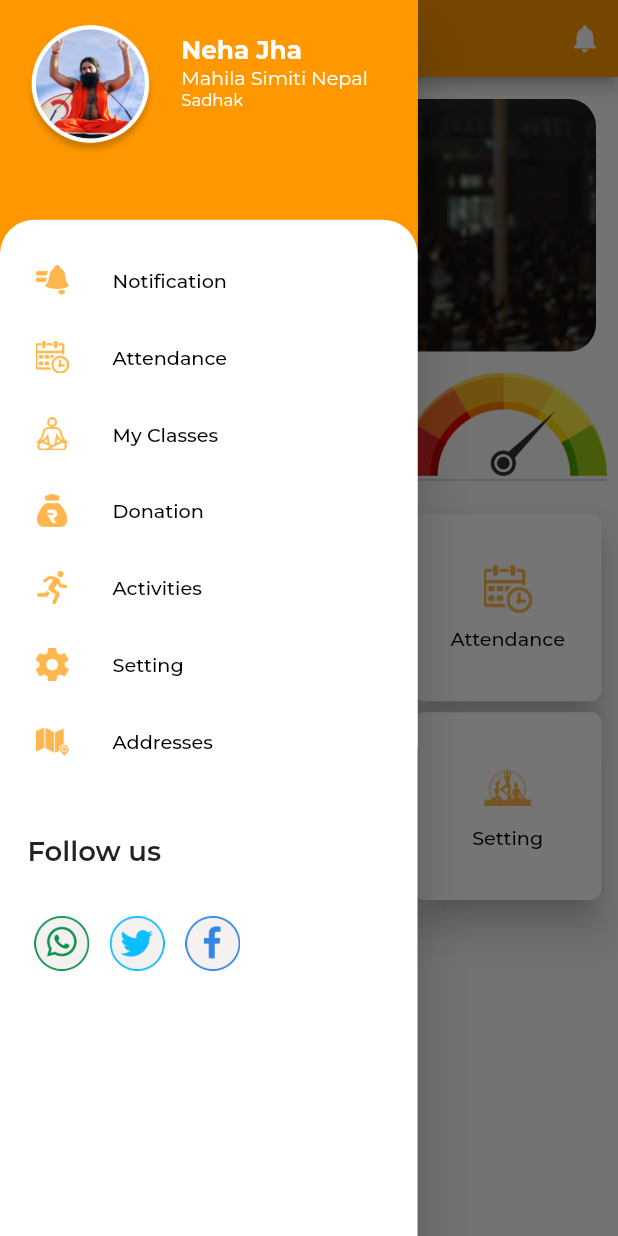
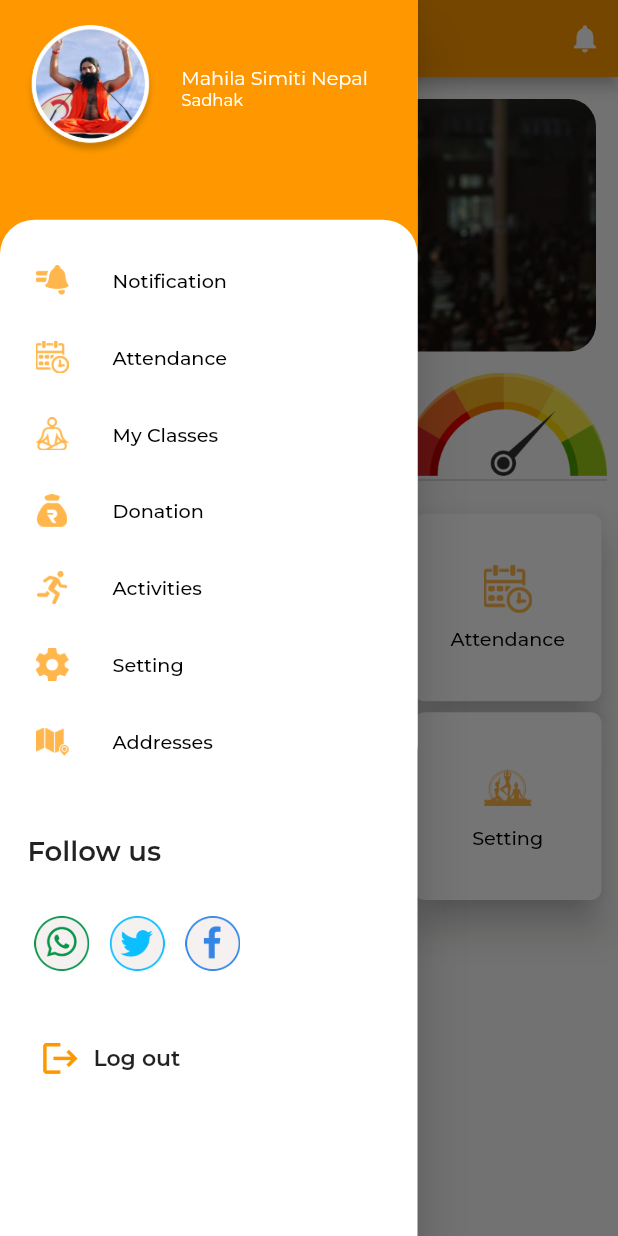
Before and after one commit to knehajha/pyp_nepal_flutter, a Flutter app: the Dashboard screen opened directly, with the side drawer open, on a phone screen of 412 x 824 dp. Run offline on Flutter 3.47's test engine with Material 2 defaults, Android fonts, the phone set to English and light mode, and no system bars; drawn by our look-alikes of carousel_slider; our stand-ins replace csc_picker, flutter_rating_bar, flutter_svg, flutter_switch, flutter_toggle_tab, get and 5 more; missing offline and left inert: country_state_city_picker, google_maps_place_picker_mb; accounts and stored records are empty; statements that could not run were skipped.

```diff
--- a/lib/dashboard/dashboard.dart
+++ b/lib/dashboard/dashboard.dart
@@ -1,13 +1,18 @@
 import 'package:carousel_slider/carousel_slider.dart';
 import 'package:flutter/cupertino.dart';
 import 'package:flutter/material.dart';
+import 'package:get/get.dart';
+import 'package:get/get_core/src/get_main.dart';
 import 'package:google_fonts/google_fonts.dart';
 import 'package:pyp_nepal/attendance/attendance.dart';
+import 'package:pyp_nepal/auth/login.dart';
 import 'package:pyp_nepal/donation/donation.dart';
 import 'package:pyp_nepal/myclasses/myClasses.dart';
+import 'package:pyp_nepal/util/app_preference.dart';
 import 'package:pyp_nepal/util/widgetUtil.dart';
 
 import '../nearby_classses/nbClasses.dart';
+import '../network/model/login_model.dart';
 import 'menuItem.dart';
 
 class Dashboard extends StatefulWidget {
@@ -18,6 +23,7 @@ class Dashboard extends StatefulWidget {
 }
 
 class _DashboardState extends State<Dashboard> {
+  User? user;
   final List<GridItem> _menuList = [
    GridItem("Notification", "assets/images/notification.png"),
     GridItem("Attendance", "assets/images/attendance.png"),
@@ -57,6 +63,13 @@ class _DashboardState extends State<Dashboard> {
   }
 
   @override
+  void initState() {
+    // TODO: implement initState
+    super.initState();
+    user = getProfile();
+  }
+
+  @override
   Widget build(BuildContext context) {
     return Scaffold(
       backgroundColor: const Color(0xffF7F8F6),
@@ -89,9 +102,9 @@ class _DashboardState extends State<Dashboard> {
                         crossAxisAlignment: CrossAxisAlignment.start,
                         children: [
                           const SizedBox(height: 10,),
-                          Text("Neha Jha", style: GoogleFonts.montserrat(color:Colors.white, fontSize: 18, fontWeight: FontWeight.w700),),
-                          Text("Mahila Simiti Nepal", style: GoogleFonts.montserrat(color:Colors.white, fontSize: 14, fontWeight: FontWeight.w400),),
-                          Text("Sadhak", style: GoogleFonts.montserrat(color:Colors.white, fontSize: 12, fontWeight: FontWeight.w400),)
+                          Text("${user?.name}", style: GoogleFonts.montserrat(color:Colors.white, fontSize: 18, fontWeight: FontWeight.w700), overflow: TextOverflow.ellipsis,),
+                          Text("Mahila Simiti Nepal", style: GoogleFonts.montserrat(color:Colors.white, fontSize: 14, fontWeight: FontWeight.w400), overflow: TextOverflow.ellipsis,),
+                          Text("Sadhak", style: GoogleFonts.montserrat(color:Colors.white, fontSize: 12, fontWeight: FontWeight.w400), overflow: TextOverflow.ellipsis,)
                         ],
                       )
                     ],
@@ -145,7 +158,7 @@ class _DashboardState extends State<Dashboard> {
                   ),
                   const SizedBox(height: 35),
                   Row(
-                    children: const [
+                    children:  const [
                       SizedBox(width: 25),
                       Image(
                         image: AssetImage("assets/images/whatsapp.png"),
@@ -165,8 +178,43 @@ class _DashboardState extends State<Dashboard> {
                         height: 40,
                         width: 40,
                       ),
+                      SizedBox(height: 20,),
+
                     ],
-                  )
+                  ),
+                const SizedBox(height: 40,),
+                  Column(
+                      children: [
+                        Padding(
+                          padding: const EdgeInsets.only(left: 20),
+                          child: Row(
+                            children:  [
+                              IconButton(
+                                icon: const Icon(
+                                  Icons.logout,size: 30,color: Colors.orange,
+                                ),
+                                onPressed: () {
+                                 // logout();
+                                 // Get.offAll(Login);
+                                    },),
+                              Padding(
+                                padding: const EdgeInsets.only(right:30),
+                                child: Text(
+                                  'Log out',
+                                  style: GoogleFonts.montserrat(
+                                    fontSize: 16,
+                                    fontWeight: FontWeight.w600,
+                                  ),
+
+                                ),
+                              ),
+
+
+                             ] ),
+                        ),
+
+                          ],
+                        ),
                 ],
               ),
             ),
@@ -219,7 +267,7 @@ class _DashboardState extends State<Dashboard> {
 
                 Padding(
                   padding: const EdgeInsets.only(top: 10,bottom: 10,left: 16,right:12),
-                  child: Container(width: 1,color: Color(0xffCCBFBFBF),),
+                  child: Container(width: 1,color: const Color(0xffCCBFBFBF),),
                 ),
                 const Image(
                   image: AssetImage("assets/images/progressbar.png"),
--- a/lib/main.dart
+++ b/lib/main.dart
@@ -1,9 +1,12 @@
 // @dart=2.9
 import 'package:flutter/material.dart';
+import 'package:get_storage/get_storage.dart';
 import 'package:pyp_nepal/dashboard/dashboard.dart';
+import 'package:pyp_nepal/util/app_preference.dart';
 
 import 'splash/Splash.dart';
 
-void main() {
+Future<void> main() async {
+  await GetStorage.init(keyStorage);
   runApp((const Splash()));
 }
--- a/lib/network/model/login_model.dart
+++ b/lib/network/model/login_model.dart
@@ -10,6 +10,26 @@ String loginModelToJson(LoginModel data) => json.encode(data.toJson());
 
 class LoginModel {
   LoginModel({
+    required this.user,
+    required this.token,
+  });
+
+  User user;
+  String token;
+
+  factory LoginModel.fromJson(Map<String, dynamic> json) => LoginModel(
+    user: User.fromJson(json["user"]),
+    token: json["token"],
+  );
+
+  Map<String, dynamic> toJson() => {
+    "user": user.toJson(),
+    "token": token,
+  };
+}
+
+class User {
+  User({
     required this.id,
     required this.name,
     required this.fatherOrHusbandName,
@@ -26,8 +46,8 @@ class LoginModel {
     required this.city,
     required this.pincode,
     this.fcmToken,
-    required this.authToken,
     required this.password,
+    this.organigation,
     required this.isActive,
     required this.isMobileVerified,
     required this.isEmailVerified,
@@ -51,15 +71,15 @@ class LoginModel {
   String city;
   String pincode;
   dynamic fcmToken;
-  String authToken;
   String password;
+  dynamic organigation;
   bool isActive;
   bool isMobileVerified;
   bool isEmailVerified;
-  DateTime createdDate;
+  String createdDate;
   dynamic lastModifiedDate;
 
-  factory LoginModel.fromJson(Map<String, dynamic> json) => LoginModel(
+  factory User.fromJson(Map<String, dynamic> json) => User(
     id: json["_id"],
     name: json["name"],
     fatherOrHusbandName: json["fatherOrHusbandName"],
@@ -76,12 +96,12 @@ class LoginModel {
     city: json["city"],
     pincode: json["pincode"],
     fcmToken: json["fcmToken"],
-    authToken: json["authToken"],
     password: json["password"],
+    organigation: json["organigation"],
     isActive: json["isActive"],
     isMobileVerified: json["isMobileVerified"],
     isEmailVerified: json["isEmailVerified"],
-    createdDate: DateTime.parse(json["createdDate"]),
+    createdDate: json["createdDate"],
     lastModifiedDate: json["lastModifiedDate"],
   );
 
@@ -102,12 +122,12 @@ class LoginModel {
     "city": city,
     "pincode": pincode,
     "fcmToken": fcmToken,
-    "authToken": authToken,
     "password": password,
+    "organigation": organigation,
     "isActive": isActive,
     "isMobileVerified": isMobileVerified,
     "isEmailVerified": isEmailVerified,
-    "createdDate": createdDate.toIso8601String(),
+    "createdDate": createdDate,
     "lastModifiedDate": lastModifiedDate,
   };
 }
--- a/lib/splash/Splash.dart
+++ b/lib/splash/Splash.dart
@@ -7,6 +7,8 @@ import 'package:get/get_core/src/get_main.dart';
 import 'package:get/get_navigation/src/root/get_material_app.dart';
 import 'package:google_fonts/google_fonts.dart';
 import 'package:pyp_nepal/Yoga%20Trainer/registeredSadhak.dart';
+import 'package:pyp_nepal/dashboard/dashboard.dart';
+import 'package:pyp_nepal/util/app_preference.dart';
 import 'package:pyp_nepal/util/widgetUtil.dart';
 import 'package:responsive_framework/responsive_wrapper.dart';
 import 'package:responsive_framework/utils/scroll_behavior.dart';
@@ -63,7 +65,7 @@ class _MyHomePageState extends State<MyHomePage> {
       //  Get.off(const HomePage())
       //  Get.off(const MyClassesPunchIn())
       //  Get.off(const YttpApplications())
-       Get.off(const Login())
+       Get.off(isLogin() ? const Dashboard() : const Login())
     );
 
     return Scaffold(
--- /dev/null
+++ b/lib/util/app_preference.dart
@@ -0,0 +1,36 @@
+
+
+import 'package:get/get.dart';
+import 'package:get_storage/get_storage.dart';
+import 'package:pyp_nepal/auth/login.dart';
+import 'package:pyp_nepal/dashboard/dashboard.dart';
+import 'package:pyp_nepal/network/model/login_model.dart';
+
+const String keyStorage = "pyp_nepal_session";
+final session = GetStorage(keyStorage);
+
+void saveUser(LoginModel data){
+  // store user profile and their auth token
+  String stringData = loginModelToJson(data);
+  session.write("_user", stringData);
+  session.write("_token", data.token);
+}
+
+User? getProfile(){
+  //Get user profile
+  String stringData = session.read("_user");
+  LoginModel loginModel = loginModelFromJson(stringData);
+  return loginModel?.user;
+}
+
+String getAccessToken(){
+  return session.read("_token");
+}
+
+bool isLogin(){
+  return getAccessToken()?.isNotEmpty ?? false;
+}
+
+void logout(){
+  session.erase(); // Delete all stored keys and data
+}
--- a/pubspec.yaml
+++ b/pubspec.yaml
@@ -36,13 +36,14 @@ dependencies:
   flutter_toggle_tab: ^1.2.0
   get: ^4.6.5
   toggle_switch: ^2.0.1
-  font_awesome_flutter: ^10.4.0
   http: ^0.13.5
   flutter_svg: 1.1.6
-  touch_ripple_effect: 2.2.4
   flutter_switch: ^0.3.2
   google_fonts: ^3.0.1
   intl: ^0.17.0
+  country_state_city_picker: ^1.2.8
+  csc_picker: ^0.2.7
+  get_storage: ^2.1.1
   google_maps_place_picker_mb: ^3.0.1
   flutter:
     sdk: flutter
```
Also changed, not shown: lib/Yoga Trainer/trainerHome.dart (+20 -1 lines), lib/auth/address.dart (added, +246 -0 lines), lib/auth/forgotpass.dart (+15 -15 lines), lib/auth/login.dart (+5 -5 lines), lib/auth/signIn.dart (+37 -14 lines), lib/auth/signup.dart (+5 -3 lines), lib/network/Api_client.dart (+13 -11 lines), lib/util/uiUtil.dart (added, +14 -0 lines), assets/images/addressp.svg (added), assets/images/city.svg (added), assets/images/distric.svg (added), assets/images/pincode.svg (added), assets/images/state.png (added), assets/images/state.svg (added), 1 more files.
